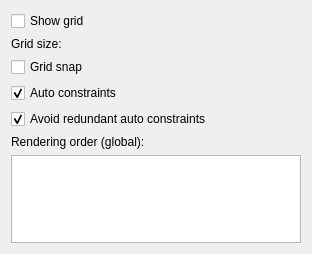
Above: src/Mod/Sketcher/Gui/TaskSketcherGeneral.ui from southseact-3d/fcd before the change. Below: the same form after it.
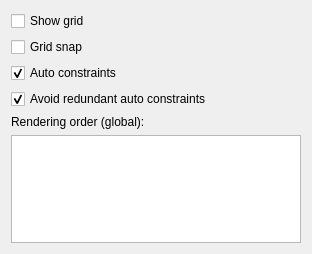
That is the form after the change. Custom widgets are drawn as their Qt base class.

Commit message: Sketcher: Remove 'Edit controls' widget 'Grid Size' LABEL.

What changed in the file:
```diff
--- a/src/Mod/Sketcher/Gui/TaskSketcherGeneral.ui
+++ b/src/Mod/Sketcher/Gui/TaskSketcherGeneral.ui
@@ -15,6 +15,8 @@
   </property>
   <layout class="QVBoxLayout" name="verticalLayout">
    <item>
+    <layout class="QHBoxLayout" name="horizontalLayout">
+     <item>
     <widget class="Gui::PrefCheckBox" name="checkBoxShowGrid">
      <property name="enabled">
       <bool>true</bool>
@@ -33,15 +35,6 @@
      </property>
      <property name="prefPath" stdset="0">
       <cstring>Mod/Sketcher/General</cstring>
-     </property>
-    </widget>
-   </item>
-   <item>
-    <layout class="QHBoxLayout" name="horizontalLayout">
-     <item>
-      <widget class="QLabel" name="label">
-       <property name="text">
-        <string>Grid size:</string>
        </property>
       </widget>
      </item>
```
Lines whose indentation alone changed are shown as unchanged. The commit also changes 1 other file.
